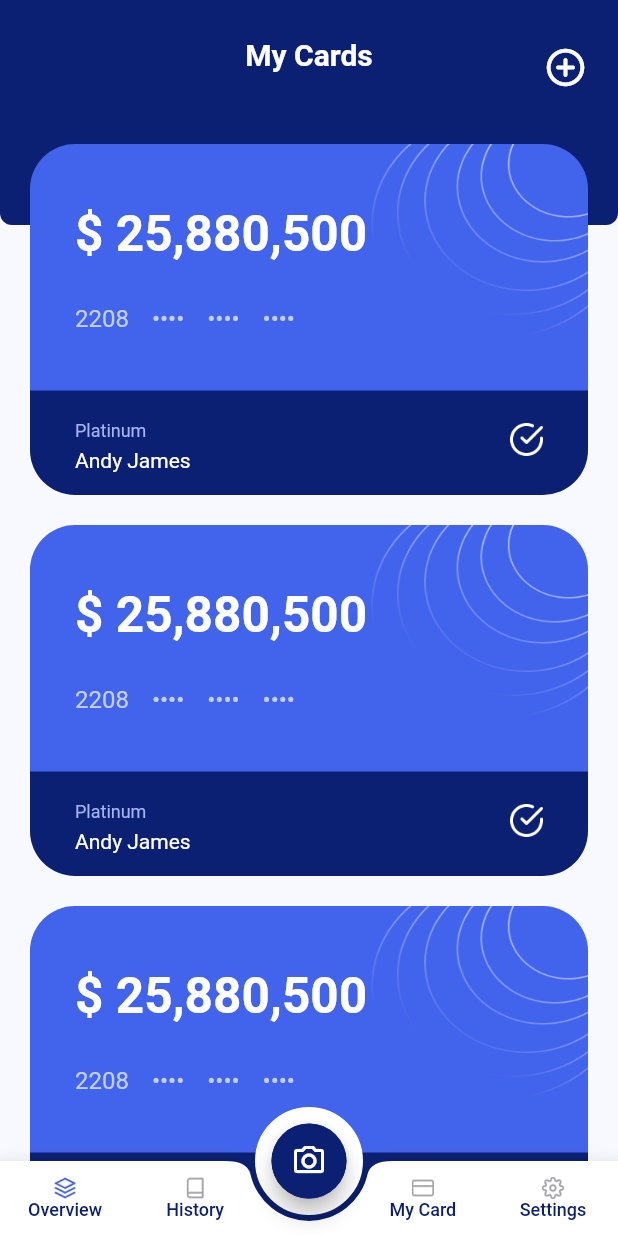
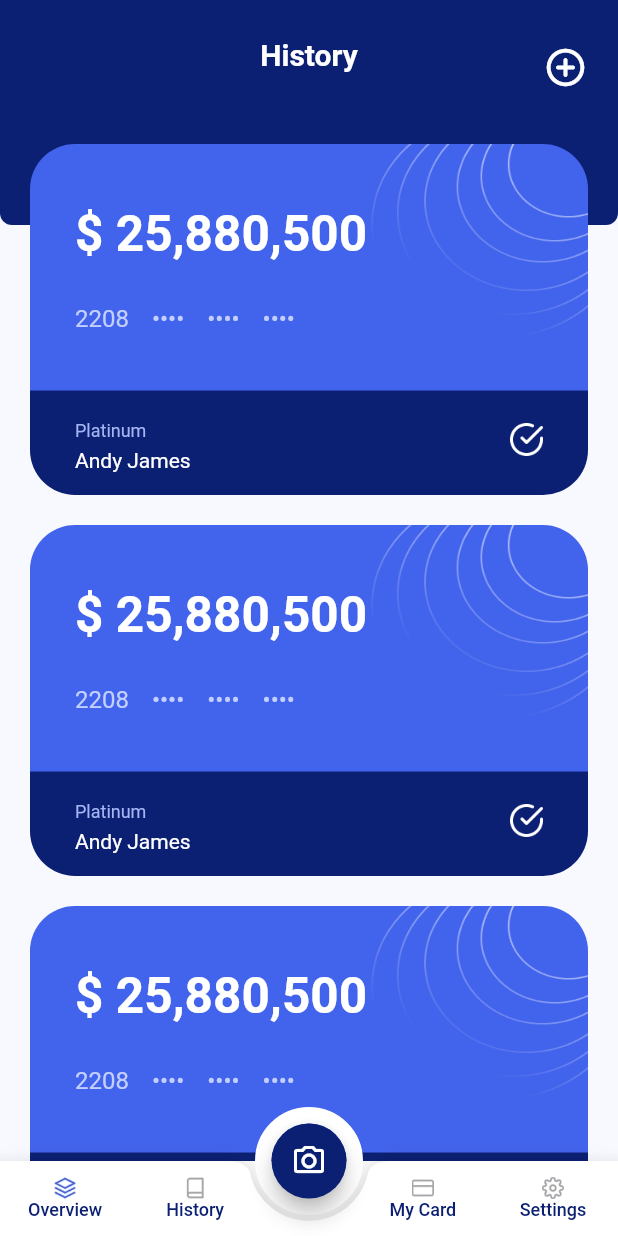
Before and after one commit to aisivan36/infinite_pay_ui, a Flutter app: the screen it shows after launch, item 2 of the bottom bar chosen, on a phone screen of 412 x 824 dp. Run offline on Flutter 3.47's test engine with Material 2 defaults, Android fonts, the light colour scheme and no system bars.

Commit message:
fixed appbar

```diff
--- a/lib/screens/bottom_nav_bar.dart
+++ b/lib/screens/bottom_nav_bar.dart
@@ -15,10 +15,14 @@ Widget buildCurrentWidget(int index) {
     case 0:
       return const HomeOverview();
     case 1:
-      return const HistoryScreen();
+      return const HistoryScreen(
+        title: 'History',
+      );
 
     case 2:
-      return const HistoryScreen();
+      return const HistoryScreen(
+        title: 'My Cards',
+      );
     case 3:
       return const _TemporaryHomeScreen(
         title: 'Settings',
--- a/lib/screens/history/history_screen.dart
+++ b/lib/screens/history/history_screen.dart
@@ -2,17 +2,18 @@ import 'package:flutter/material.dart';
 import 'package:infinite_pay_ui/widgets/card_overlay.dart';
 
 class HistoryScreen extends StatelessWidget {
-  const HistoryScreen({Key? key}) : super(key: key);
+  const HistoryScreen({Key? key, required this.title}) : super(key: key);
+  final String title;
 
   @override
   Widget build(BuildContext context) {
-    return Scaffold(
-      extendBody: true,
-      extendBodyBehindAppBar: true,
-      backgroundColor: const Color(0xfff7f9ff),
-      body: SingleChildScrollView(
-        physics: const NeverScrollableScrollPhysics(),
-        child: SafeArea(
+    return SafeArea(
+      child: Scaffold(
+        extendBody: true,
+        extendBodyBehindAppBar: true,
+        backgroundColor: const Color(0xfff7f9ff),
+        body: SingleChildScrollView(
+          physics: const NeverScrollableScrollPhysics(),
           child: Column(
             mainAxisSize: MainAxisSize.min,
             children: [
@@ -35,11 +36,11 @@ class HistoryScreen extends StatelessWidget {
                         child: Row(
                           mainAxisAlignment: MainAxisAlignment.center,
                           crossAxisAlignment: CrossAxisAlignment.start,
-                          children: const [
+                          children: [
                             Text(
-                              'My Cards',
+                              title,
                               textAlign: TextAlign.center,
-                              style: TextStyle(
+                              style: const TextStyle(
                                 color: Colors.white,
                                 fontSize: 20,
                                 fontFamily: "Hind",
--- a/lib/screens/home/home_overview.dart
+++ b/lib/screens/home/home_overview.dart
@@ -8,7 +8,8 @@ class HomeOverview extends StatelessWidget {
 
   @override
   Widget build(BuildContext context) {
-    return Scaffold(
+    return SafeArea(
+      child: Scaffold(
         extendBody: true,
         extendBodyBehindAppBar: true,
         backgroundColor: const Color(0xfff7f9ff),
@@ -40,7 +41,8 @@ class HomeOverview extends StatelessWidget {
                               decoration: BoxDecoration(
                                 // borderRadius: BorderRadius.circular(37.5),
                                 shape: BoxShape.circle,
-                              border: Border.all(width: 1, color: Colors.white),
+                                border:
+                                    Border.all(width: 1, color: Colors.white),
                                 // color: const Color(0xFFE3E6EF),
                               ),
                               child: SizedBox(
@@ -203,7 +205,8 @@ class HomeOverview extends StatelessWidget {
               ),
 
               Padding(
-              padding: const EdgeInsets.only(left: 20.0, right: 20.0, top: 35),
+                padding:
+                    const EdgeInsets.only(left: 20.0, right: 20.0, top: 35),
                 child: Container(
                   height: 420,
                   // width: 327,
@@ -299,6 +302,7 @@ class HomeOverview extends StatelessWidget {
             ],
           ),
         ),
+      ),
     );
   }
 }
```
Lines whose indentation alone changed are shown as unchanged.
